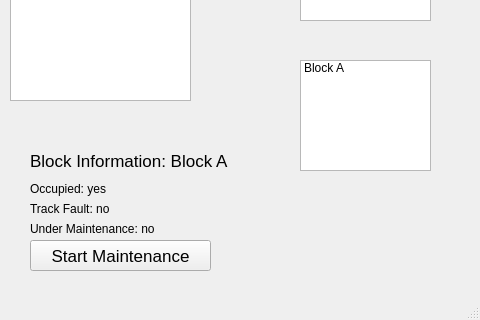
The window that CTC-Office/GUI/CTC-Office.ui (vism2889/ECE_1140_TRAINS) describes before a commit, drawn with Qt 5; both pictures show x 320 to 800 and y 280 to 600 of the 800 by 600 pixel window.
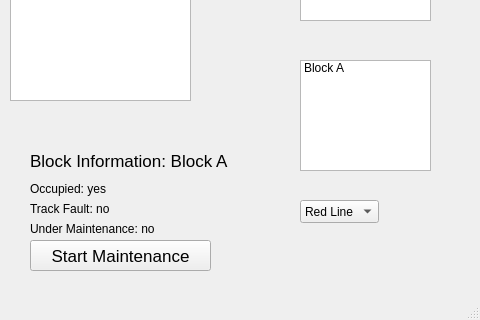
The same window after the commit.

```diff
--- a/CTC-Office/GUI/CTC-Office.ui
+++ b/CTC-Office/GUI/CTC-Office.ui
@@ -319,6 +319,26 @@
      </rect>
     </property>
    </widget>
+   <widget class="QComboBox" name="comboBox">
+    <property name="geometry">
+     <rect>
+      <x>620</x>
+      <y>480</y>
+      <width>79</width>
+      <height>23</height>
+     </rect>
+    </property>
+    <item>
+     <property name="text">
+      <string>Red Line</string>
+     </property>
+    </item>
+    <item>
+     <property name="text">
+      <string>Green Line</string>
+     </property>
+    </item>
+   </widget>
   </widget>
   <widget class="QStatusBar" name="statusbar"/>
  </widget>
```
